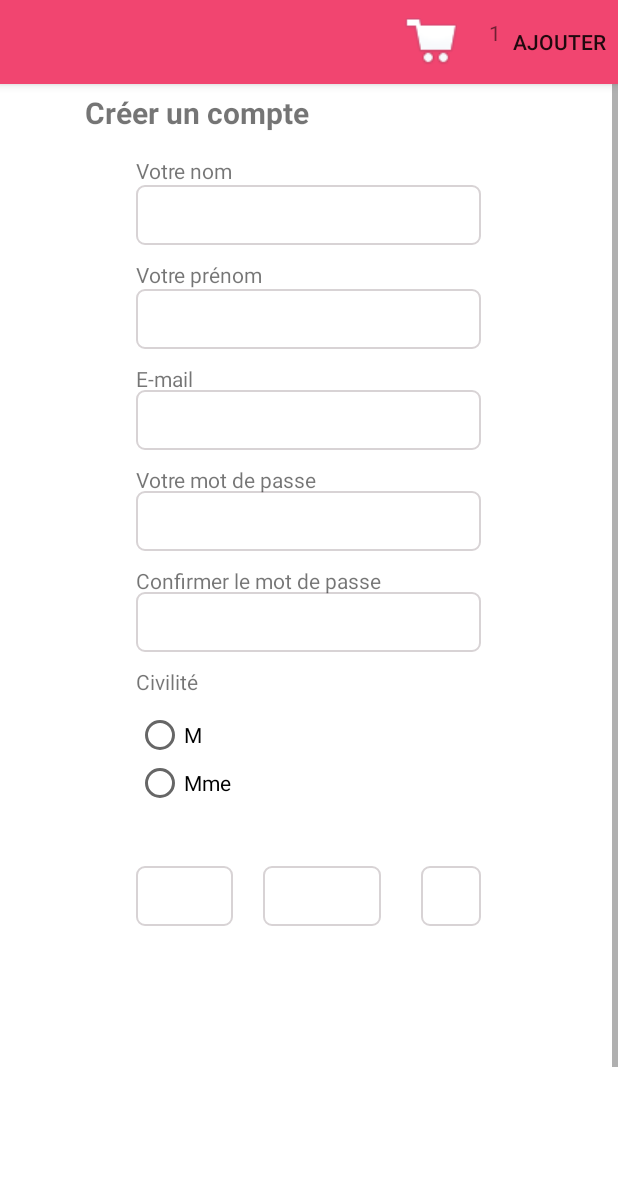
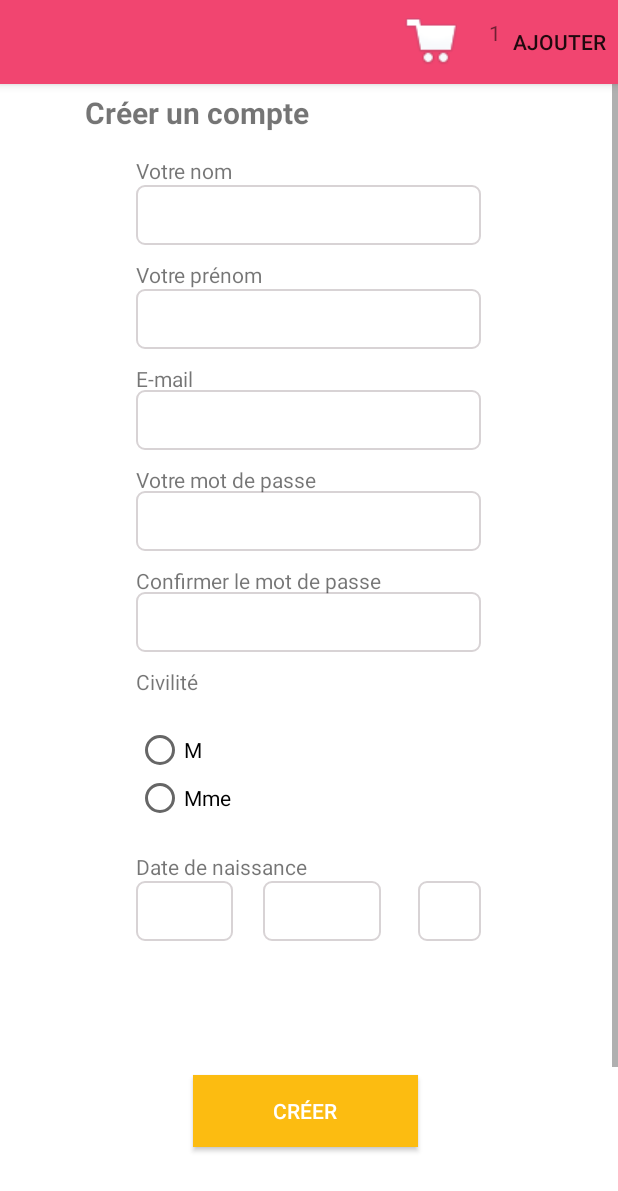
Before and after one commit to Deep21/Ecommerce, an Android app: the screen it shows after launch (MainActivity), after a tap on "Créer un compte", on a phone screen of 412 x 824 dp. Shown: the top 1191 px of the screen. Run offline under Robolectric (Android 15) with nearby library versions, the phone set to English and light mode, and no system bars; our stand-ins replace ButterKnife; libraries missing offline, so code that uses them is left out: com.devspark.appmsg, com.doomonafireball.betterpickers, com.octo.android, de.greenrobot.event, roboguice.util.temp; 5 statements that could not run were skipped.

Commit message:
integrate betterpicker

```diff
--- a/app/src/main/java/dw/fdb/com/fdbapp/fragments/CustomerCreateFragment.java
+++ b/app/src/main/java/dw/fdb/com/fdbapp/fragments/CustomerCreateFragment.java
@@ -2,6 +2,7 @@ package dw.fdb.com.fdbapp.fragments;
 
 import android.app.Activity;
 import android.os.Bundle;
+import android.support.v4.app.FragmentManager;
 import android.util.Log;
 import android.view.LayoutInflater;
 import android.view.Menu;
@@ -11,16 +12,18 @@ import android.view.View;
 import android.view.ViewGroup;
 import android.widget.TextView;
 
+import com.doomonafireball.betterpickers.calendardatepicker.CalendarDatePickerDialog;
 import com.octo.android.robospice.persistence.exception.SpiceException;
 import com.octo.android.robospice.request.listener.RequestListener;
+
+import org.joda.time.DateTime;
 
 import butterknife.ButterKnife;
 import butterknife.InjectView;
 import dw.fdb.com.fdbapp.R;
 import dw.fdb.com.fdbapp.model.Customer;
-import dw.fdb.com.fdbapp.request.CustomerCreateRequest;
 
-public class CustomerCreateFragment extends BaseFragment {
+public class CustomerCreateFragment extends BaseFragment implements CalendarDatePickerDialog.OnDateSetListener{
 
     public static final String TAG = "CustomerCreateFragment";
     @InjectView(R.id.nom)
@@ -35,6 +38,7 @@ public class CustomerCreateFragment extends BaseFragment {
     TextView pwd_confirm;
     View view;
     FragmentListner fragmentListner;
+    private static final String FRAG_TAG_DATE_PICKER = "fragment_date_picker_name";
 
     public static CustomerCreateFragment getInstance() {
         CustomerCreateFragment connexionFragment = new CustomerCreateFragment();
@@ -100,8 +104,20 @@ public class CustomerCreateFragment extends BaseFragment {
     }
 
     private void perform_request() {
-        CustomerCreateRequest customerCreateRequest = new CustomerCreateRequest(getCustomer());
-        getSpiceManager().execute(customerCreateRequest, new CreateCustomerListner());
+        FragmentManager fm = getChildFragmentManager();
+        DateTime now = DateTime.now();
+        CalendarDatePickerDialog calendarDatePickerDialog = CalendarDatePickerDialog
+                .newInstance(CustomerCreateFragment.this, now.getYear(), now.getMonthOfYear() - 1,
+                        now.getDayOfMonth());
+        calendarDatePickerDialog.show(fm, FRAG_TAG_DATE_PICKER);
+
+//        CustomerCreateRequest customerCreateRequest = new CustomerCreateRequest(getCustomer());
+//        getSpiceManager().execute(customerCreateRequest, new CreateCustomerListner());
+    }
+
+    @Override
+    public void onDateSet(CalendarDatePickerDialog calendarDatePickerDialog, int i, int i2, int i3) {
+
     }
 
     public class CreateCustomerListner implements RequestListener<Customer> {
@@ -109,11 +125,11 @@ public class CustomerCreateFragment extends BaseFragment {
         @Override
         public void onRequestFailure(SpiceException e) {
 
-
         }
 
         @Override
         public void onRequestSuccess(Customer customer) {
+
             Log.e("CustomerCreateFragment", "" + customer);
 //            if (customer.getCode() == 201) {
 //                System.out.println("ok");
--- a/app/src/main/res/layout/create_account_fragment.xml
+++ b/app/src/main/res/layout/create_account_fragment.xml
@@ -122,16 +122,17 @@
             style="@style/btn_yellow"
             android:layout_width="wrap_content"
             android:layout_height="wrap_content"
-            android:layout_alignParentBottom="true"
-            android:layout_centerHorizontal="true"
-            android:layout_marginBottom="23dp"
-            android:text="Créer" />
+            android:text="Créer"
+            android:layout_marginTop="89dp"
+            android:layout_below="@+id/editText"
+            android:layout_toRightOf="@+id/lbl_e_mail"
+            android:layout_toEndOf="@+id/lbl_e_mail" />
 
         <RadioGroup
             android:layout_alignLeft="@+id/civilite"
             android:layout_below="@+id/civilite"
-            android:layout_marginTop="10dp"
             android:id="@+id/radioSex"
+            android:layout_marginTop="20dp"
             android:layout_width="wrap_content"
             android:layout_height="wrap_content">
             <RadioButton
@@ -202,6 +203,16 @@
             android:layout_alignRight="@+id/pwd_confirm"
             android:layout_alignEnd="@+id/pwd_confirm" />
 
+        <TextView
+            android:id="@+id/date_de_naissance"
+            android:layout_width="wrap_content"
+            android:layout_height="wrap_content"
+            android:text="Date de naissance"
+            android:textAppearance="?android:attr/textAppearanceSmall"
+            android:layout_above="@+id/editText2"
+            android:layout_alignLeft="@+id/editText"
+            android:layout_alignStart="@+id/editText" />
+
 
     </RelativeLayout>
 
```
Also changed, not shown: app/build.gradle (+4 -4 lines).
